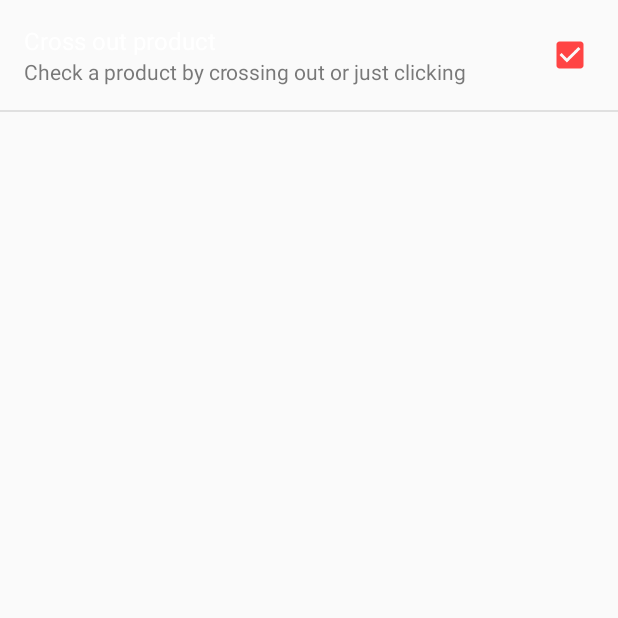
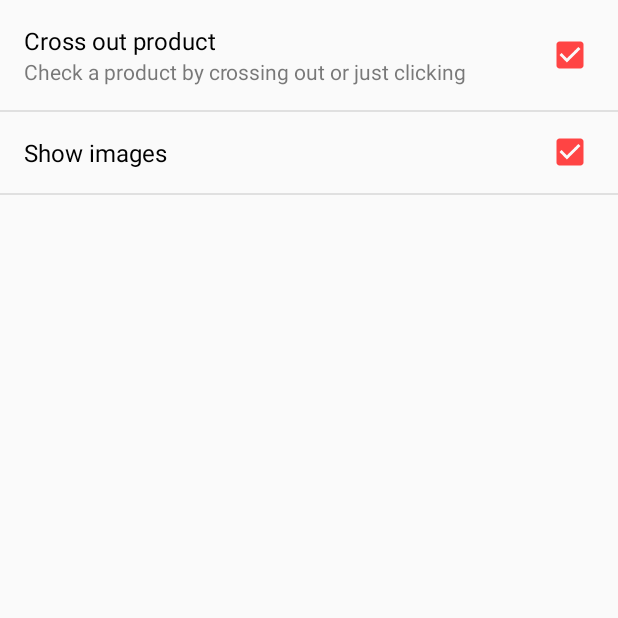
Before and after one commit to Dmitriy83/ShoppingList, an Android app: the screen it shows after launch (SettingsActivity), in the options menu, after a tap on "Settings", on a phone screen of 412 x 824 dp, the top half of it. Run offline under Robolectric (Android 15) with nearby library versions, the phone set to English and light mode, and no system bars; our stand-ins replace Picasso; 6 statements that could not run were skipped.

Commit message:
Выполнены следующие задачи: 1) Сделать настройку - отображать или нет картинки в элементах списка покупок. 2) Текст заголовка настроек сделать черным.

```diff
--- a/app/src/main/java/com/RightDirection/ShoppingList/activities/ShoppingListEditingActivity.java
+++ b/app/src/main/java/com/RightDirection/ShoppingList/activities/ShoppingListEditingActivity.java
@@ -6,8 +6,10 @@ import android.content.ContentUris;
 import android.content.ContentValues;
 import android.content.CursorLoader;
 import android.content.Intent;
+import android.content.SharedPreferences;
 import android.database.Cursor;
 import android.net.Uri;
+import android.preference.PreferenceManager;
 import android.support.v7.app.AppCompatActivity;
 import android.os.Bundle;
 import android.util.Log;
@@ -70,8 +72,13 @@ public class ShoppingListEditingActivity extends AppCompatActivity implements IO
             mShoppingListItems = savedInstanceState.getParcelableArrayList(String.valueOf(R.string.shopping_list_items));
         }
 
+        // Прочитаем настройки приложения
+        SharedPreferences sharedPref = PreferenceManager.getDefaultSharedPreferences(getApplicationContext());
+        boolean showImages = sharedPref.getBoolean(getApplicationContext().getString(R.string.pref_key_show_images), true);
+        int listItemLayout = R.layout.list_item_shopping_list_editing;
+        if (!showImages) listItemLayout = R.layout.list_item_shopping_list_editing_without_image;
         // Создадим новый адаптер для работы со списком покупок
-        mShoppingListItemsAdapter = new ListAdapterShoppingListEditing(this, R.layout.list_item_shopping_list_editing, mShoppingListItems);
+        mShoppingListItemsAdapter = new ListAdapterShoppingListEditing(this, listItemLayout, mShoppingListItems);
 
         // Привяжем адаптер к фрагменту
         if (shoppingListFragment != null) shoppingListFragment.setListAdapter(mShoppingListItemsAdapter);
--- a/app/src/main/java/com/RightDirection/ShoppingList/helpers/ListAdapterShoppingListInShop.java
+++ b/app/src/main/java/com/RightDirection/ShoppingList/helpers/ListAdapterShoppingListInShop.java
@@ -7,6 +7,7 @@ import android.graphics.Color;
 import android.graphics.Paint;
 import android.preference.PreferenceManager;
 import android.support.v7.view.ContextThemeWrapper;
+import android.view.Gravity;
 import android.view.MotionEvent;
 import android.view.View;
 import android.view.ViewGroup;
@@ -116,6 +117,10 @@ public class ListAdapterShoppingListInShop extends ListAdapter {
                 new ContextThemeWrapper(mParentActivity, mParentActivity.getApplicationInfo().theme)).create();
         alertDialog.setMessage(mParentActivity.getString(R.string.in_shop_ending_work_message));
         alertDialog.show();
+        // Установим выравнивание текста по середине
+        TextView messageText = (TextView)alertDialog.findViewById(android.R.id.message);
+        messageText.setGravity(Gravity.CENTER);
+        messageText.setTextSize(mParentActivity.getResources().getDimensionPixelSize(R.dimen.victory_text_size));
     }
 
     private boolean allProductsChecked() {
--- /dev/null
+++ b/app/src/main/java/com/RightDirection/ShoppingList/views/CustomCheckBoxPreference.java
@@ -0,0 +1,36 @@
+package com.RightDirection.ShoppingList.views;
+
+import android.annotation.TargetApi;
+import android.content.Context;
+import android.graphics.Color;
+import android.os.Build;
+import android.preference.CheckBoxPreference;
+import android.util.AttributeSet;
+import android.view.View;
+import android.widget.TextView;
+
+public class CustomCheckBoxPreference extends CheckBoxPreference {
+    public CustomCheckBoxPreference(Context context, AttributeSet attrs, int defStyleAttr) {
+        super(context, attrs, defStyleAttr);
+    }
+
+    @TargetApi(Build.VERSION_CODES.LOLLIPOP)
+    public CustomCheckBoxPreference(Context context, AttributeSet attrs, int defStyleAttr, int defStyleRes) {
+        super(context, attrs, defStyleAttr, defStyleRes);
+    }
+
+    public CustomCheckBoxPreference(Context context, AttributeSet attrs) {
+        super(context, attrs);
+    }
+
+    public CustomCheckBoxPreference(Context context) {
+        super(context);
+    }
+
+    @Override
+    protected void onBindView(View view) {
+        super.onBindView(view);
+        TextView title = (TextView) view.findViewById(android.R.id.title);
+        title.setTextColor(Color.BLACK);
+    }
+}
--- a/app/src/main/res/values/dimens.xml
+++ b/app/src/main/res/values/dimens.xml
@@ -4,4 +4,5 @@
     <dimen name="activity_vertical_margin">16dp</dimen>
     <dimen name="fab_margin">16dp</dimen>
     <dimen name="save_button_margin">90px</dimen>
+    <dimen name="victory_text_size">40px</dimen>
 </resources>
--- a/app/src/main/res/values/strings.xml
+++ b/app/src/main/res/values/strings.xml
@@ -40,4 +40,6 @@
     <string name="item_image">item_image</string>
     <string name="send_by_email">Send by e-mail</string>
     <string name="delete">Remove</string>
+    <string name="pref_key_show_images">Show images</string>
+    <string name="pref_show_images">Show images</string>
 </resources>
--- a/app/src/main/res/xml/preferences.xml
+++ b/app/src/main/res/xml/preferences.xml
@@ -3,10 +3,15 @@
     android:layout_width="match_parent"
     android:layout_height="match_parent"
     android:title="@string/pref_title"
-    android:key="pref_key_settings">
-    <CheckBoxPreference
+    android:key="pref_key_settings" >
+    <com.RightDirection.ShoppingList.views.CustomCheckBoxPreference
         android:key="@string/pref_key_cross_out_action"
         android:summary="@string/pref_cross_out_action_summary"
         android:title="@string/pref_cross_out_action"
         android:defaultValue="true"/>
+
+    <com.RightDirection.ShoppingList.views.CustomCheckBoxPreference
+        android:key="@string/pref_key_show_images"
+        android:title="@string/pref_show_images"
+        android:defaultValue="true"/>
 </PreferenceScreen>
```
Also changed, not shown: app/src/main/java/com/RightDirection/ShoppingList/activities/ShoppingListInShopActivity.java (+8 -1 lines), app/src/main/res/layout/list_item_shopping_list_editing_without_image.xml (added, +36 -0 lines), app/src/main/res/layout/list_item_shopping_list_in_shop_without_image.xml (added, +18 -0 lines), 1 other file.
